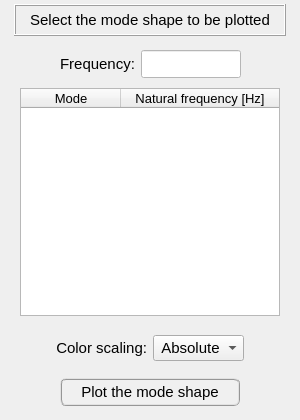
Above: pulse/interface/ui_files/plots/results/structural/plot_structural_mode_shape.ui from open-pulse/OpenPulse before the change. Below: the same form after it.
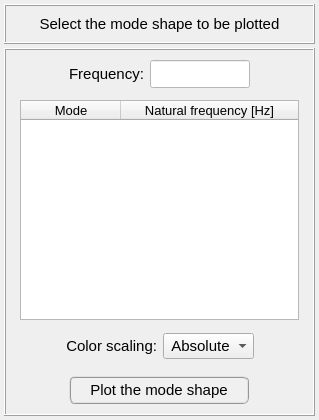
That is the form after the change.

```diff
--- a/pulse/interface/ui_files/plots/results/structural/plot_structural_mode_shape.ui
+++ b/pulse/interface/ui_files/plots/results/structural/plot_structural_mode_shape.ui
@@ -6,7 +6,7 @@
    <rect>
     <x>0</x>
     <y>0</y>
-    <width>300</width>
+    <width>319</width>
     <height>420</height>
    </rect>
   </property>
@@ -40,20 +40,20 @@
      <property name="minimumSize">
       <size>
        <width>0</width>
-       <height>32</height>
+       <height>40</height>
       </size>
      </property>
      <property name="maximumSize">
       <size>
        <width>16777215</width>
-       <height>32</height>
+       <height>40</height>
       </size>
      </property>
      <property name="frameShape">
-      <enum>QFrame::NoFrame</enum>
+      <enum>QFrame::Box</enum>
      </property>
      <property name="frameShadow">
-      <enum>QFrame::Plain</enum>
+      <enum>QFrame::Raised</enum>
      </property>
      <property name="lineWidth">
       <number>1</number>
@@ -98,7 +98,7 @@
          </font>
         </property>
         <property name="frameShape">
-         <enum>QFrame::Box</enum>
+         <enum>QFrame::NoFrame</enum>
         </property>
         <property name="frameShadow">
          <enum>QFrame::Raised</enum>
@@ -132,10 +132,10 @@
       </size>
      </property>
      <property name="frameShape">
-      <enum>QFrame::NoFrame</enum>
+      <enum>QFrame::Box</enum>
      </property>
      <property name="frameShadow">
-      <enum>QFrame::Plain</enum>
+      <enum>QFrame::Raised</enum>
      </property>
      <layout class="QGridLayout" name="gridLayout_5">
       <property name="leftMargin">
@@ -290,16 +290,16 @@
         </property>
         <layout class="QGridLayout" name="gridLayout_3">
          <property name="leftMargin">
-          <number>0</number>
+          <number>10</number>
          </property>
          <property name="topMargin">
-          <number>0</number>
+          <number>2</number>
          </property>
          <property name="rightMargin">
-          <number>0</number>
+          <number>10</number>
          </property>
          <property name="bottomMargin">
-          <number>0</number>
+          <number>2</number>
          </property>
          <property name="spacing">
           <number>0</number>
@@ -314,7 +314,7 @@
            </property>
            <property name="maximumSize">
             <size>
-             <width>260</width>
+             <width>600</width>
              <height>600</height>
             </size>
            </property>
@@ -375,47 +375,8 @@
         </layout>
        </widget>
       </item>
-     </layout>
-    </widget>
-   </item>
-   <item row="2" column="0">
-    <widget class="QFrame" name="frame_scaling">
-     <property name="minimumSize">
-      <size>
-       <width>0</width>
-       <height>40</height>
-      </size>
-     </property>
-     <property name="maximumSize">
-      <size>
-       <width>16777215</width>
-       <height>100</height>
-      </size>
-     </property>
-     <property name="frameShape">
-      <enum>QFrame::NoFrame</enum>
-     </property>
-     <property name="frameShadow">
-      <enum>QFrame::Plain</enum>
-     </property>
-     <layout class="QGridLayout" name="gridLayout_8">
-      <property name="leftMargin">
-       <number>4</number>
-      </property>
-      <property name="topMargin">
-       <number>4</number>
-      </property>
-      <property name="rightMargin">
-       <number>4</number>
-      </property>
-      <property name="bottomMargin">
-       <number>4</number>
-      </property>
-      <property name="spacing">
-       <number>4</number>
-      </property>
-      <item row="0" column="0">
-       <widget class="QFrame" name="frame_scalling">
+      <item row="2" column="0">
+       <widget class="QFrame" name="frame_scalling2">
         <property name="minimumSize">
          <size>
           <width>0</width>
@@ -434,24 +395,18 @@
         <property name="frameShadow">
          <enum>QFrame::Raised</enum>
         </property>
-        <layout class="QGridLayout" name="gridLayout_6">
+        <layout class="QGridLayout" name="gridLayout_9">
          <property name="leftMargin">
-          <number>0</number>
+          <number>2</number>
          </property>
          <property name="topMargin">
-          <number>0</number>
+          <number>2</number>
          </property>
          <property name="rightMargin">
-          <number>0</number>
+          <number>2</number>
          </property>
          <property name="bottomMargin">
-          <number>0</number>
-         </property>
-         <property name="horizontalSpacing">
-          <number>6</number>
-         </property>
-         <property name="verticalSpacing">
-          <number>0</number>
+          <number>2</number>
          </property>
          <item row="0" column="1">
           <widget class="QLabel" name="label_2">
@@ -468,26 +423,6 @@
            </property>
           </widget>
          </item>
-         <item row="0" column="0">
-          <widget class="QFrame" name="frame_9">
-           <property name="frameShape">
-            <enum>QFrame::NoFrame</enum>
-           </property>
-           <property name="frameShadow">
-            <enum>QFrame::Raised</enum>
-           </property>
-          </widget>
-         </item>
-         <item row="0" column="3">
-          <widget class="QFrame" name="frame_10">
-           <property name="frameShape">
-            <enum>QFrame::NoFrame</enum>
-           </property>
-           <property name="frameShadow">
-            <enum>QFrame::Raised</enum>
-           </property>
-          </widget>
-         </item>
          <item row="0" column="2">
           <widget class="QComboBox" name="comboBox_color_scaling">
            <property name="font">
@@ -517,10 +452,36 @@
            </item>
           </widget>
          </item>
+         <item row="0" column="0">
+          <spacer name="horizontalSpacer">
+           <property name="orientation">
+            <enum>Qt::Horizontal</enum>
+           </property>
+           <property name="sizeHint" stdset="0">
+            <size>
+             <width>40</width>
+             <height>20</height>
+            </size>
+           </property>
+          </spacer>
+         </item>
+         <item row="0" column="3">
+          <spacer name="horizontalSpacer_2">
+           <property name="orientation">
+            <enum>Qt::Horizontal</enum>
+           </property>
+           <property name="sizeHint" stdset="0">
+            <size>
+             <width>40</width>
+             <height>20</height>
+            </size>
+           </property>
+          </spacer>
+         </item>
         </layout>
        </widget>
       </item>
-      <item row="1" column="0">
+      <item row="3" column="0">
        <widget class="QFrame" name="frame_plot_button">
         <property name="minimumSize">
          <size>
```
